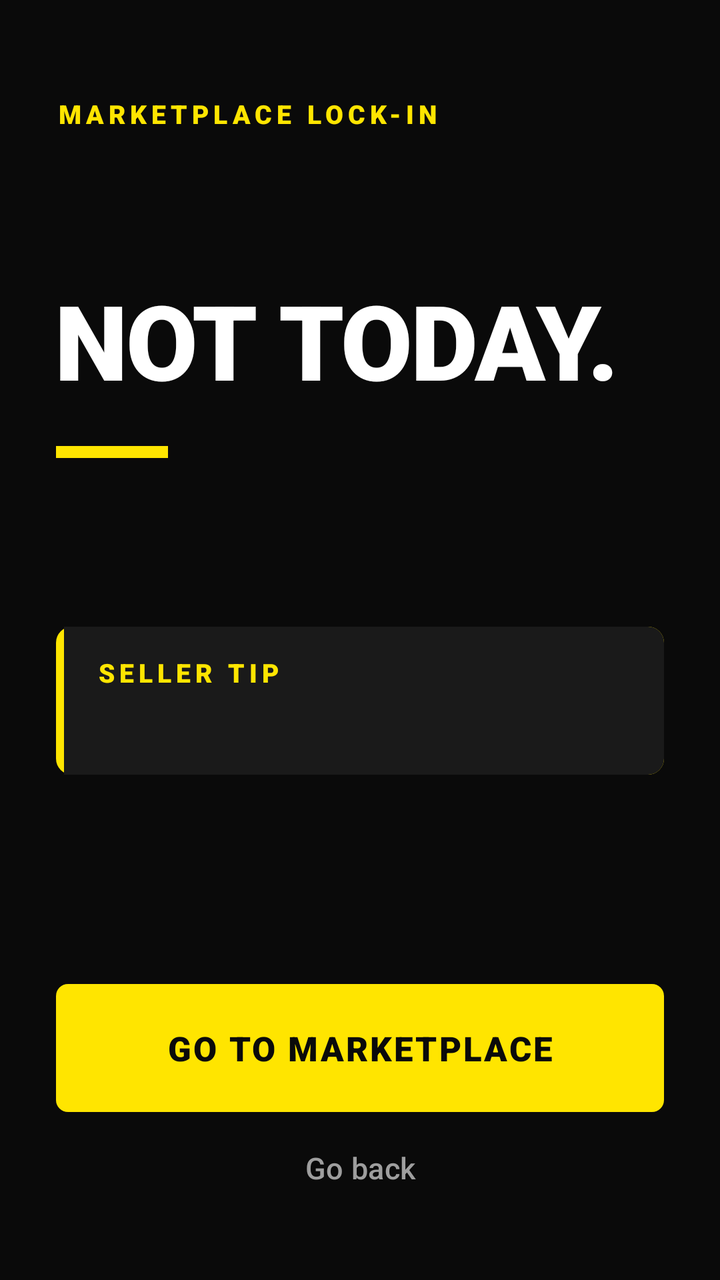
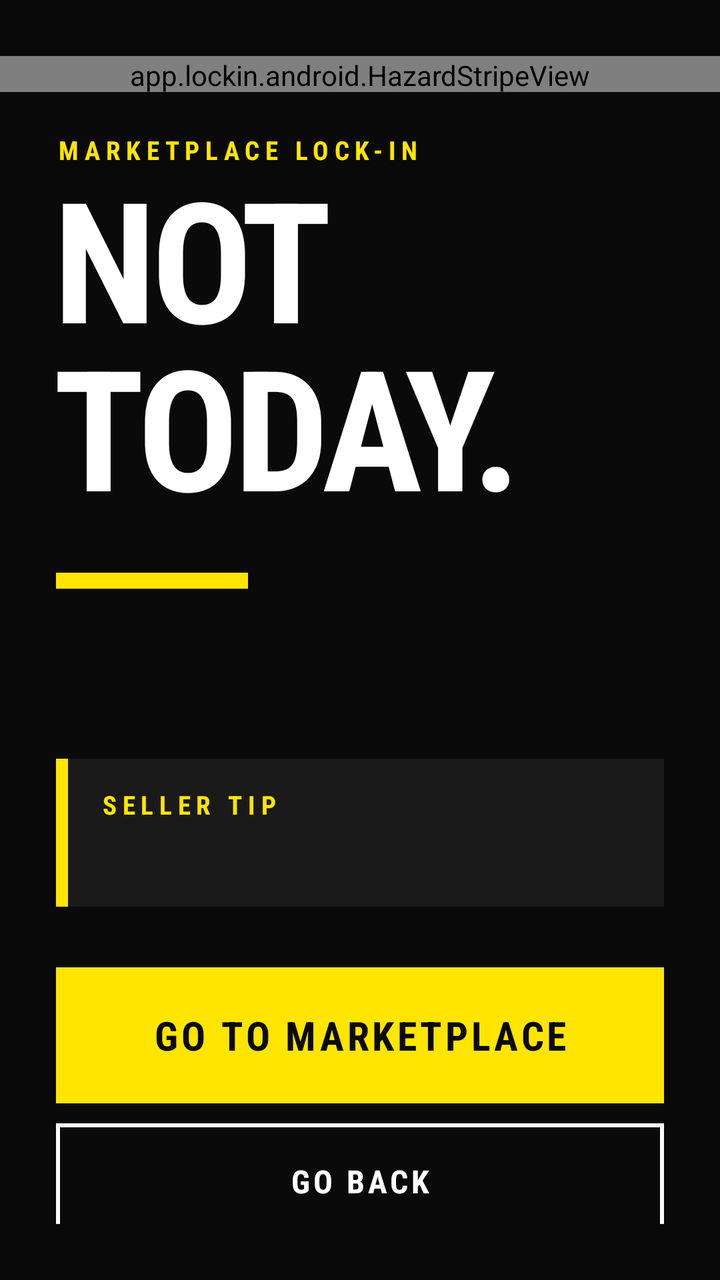

The first picture is an Android layout as it rendered before a commit; the second is the same layout after the commit. The layout source and the unified diff follow.
<!-- AndroidManifest.xml: application theme Theme.LockIn -->
<!-- res/layout/block_overlay.xml -->
<?xml version="1.0" encoding="utf-8"?>
<LinearLayout xmlns:android="http://schemas.android.com/apk/res/android"
    android:layout_width="match_parent"
    android:layout_height="match_parent"
    android:background="@color/ink"
    android:orientation="vertical"
    android:paddingStart="@dimen/overlay_padding"
    android:paddingTop="48dp"
    android:paddingEnd="@dimen/overlay_padding"
    android:paddingBottom="32dp">

    <TextView
        style="@style/LockIn.Label"
        android:layout_width="wrap_content"
        android:layout_height="wrap_content"
        android:text="@string/app_label_caps" />

    
    <Space
        android:layout_width="match_parent"
        android:layout_height="0dp"
        android:layout_weight="1" />

    <LinearLayout
        android:id="@+id/message_block"
        android:layout_width="match_parent"
        android:layout_height="wrap_content"
        android:orientation="vertical">

        <TextView
            android:id="@+id/headline_text"
            style="@style/LockIn.Headline"
            android:layout_width="match_parent"
            android:layout_height="wrap_content"
            android:text="@string/overlay_title" />

        <View
            android:layout_width="@dimen/accent_bar_width"
            android:layout_height="@dimen/accent_bar_height"
            android:layout_marginTop="20dp"
            android:background="@drawable/accent_bar" />

        <TextView
            android:id="@+id/quote_text"
            android:layout_width="match_parent"
            android:layout_height="wrap_content"
            android:layout_marginTop="20dp"
            android:fontFamily="sans-serif-medium"
            android:lineSpacingMultiplier="1.1"
            android:textColor="@color/text_primary"
            android:textSize="@dimen/overlay_quote_size" />

        <LinearLayout
            android:layout_width="match_parent"
            android:layout_height="wrap_content"
            android:layout_marginTop="32dp"
            android:background="@drawable/tip_card_background"
            android:orientation="vertical"
            android:paddingStart="20dp"
            android:paddingTop="14dp"
            android:paddingEnd="16dp"
            android:paddingBottom="16dp">

            <TextView
                style="@style/LockIn.Label"
                android:layout_width="wrap_content"
                android:layout_height="wrap_content"
                android:text="@string/overlay_tip_label" />

            <TextView
                android:id="@+id/tip_text"
                android:layout_width="match_parent"
                android:layout_height="wrap_content"
                android:layout_marginTop="6dp"
                android:lineSpacingMultiplier="1.1"
                android:textColor="@color/text_muted"
                android:textSize="15sp" />
        </LinearLayout>
    </LinearLayout>

    <Space
        android:layout_width="match_parent"
        android:layout_height="0dp"
        android:layout_weight="1" />

    <TextView
        android:id="@+id/count_text"
        android:layout_width="match_parent"
        android:layout_height="wrap_content"
        android:layout_marginBottom="12dp"
        android:fontFamily="sans-serif-medium"
        android:gravity="center"
        android:letterSpacing="0.08"
        android:textAllCaps="true"
        android:textColor="@color/text_muted"
        android:textSize="12sp" />

    <com.google.android.material.button.MaterialButton
        android:id="@+id/go_marketplace"
        style="@style/LockIn.Button.Primary"
        android:layout_width="match_parent"
        android:layout_height="wrap_content"
        android:text="@string/overlay_go_marketplace" />

    <com.google.android.material.button.MaterialButton
        android:id="@+id/go_back"
        style="@style/LockIn.Button.Text"
        android:layout_width="match_parent"
        android:layout_height="wrap_content"
        android:layout_marginTop="4dp"
        android:text="@string/overlay_go_back" />
</LinearLayout>
<!-- resources referenced by this layout -->
<resources>
  <dimen name="accent_bar_height">6dp</dimen>
  <dimen name="accent_bar_width">56dp</dimen>
  <dimen name="overlay_quote_size">24sp</dimen>
  <!-- drawable accent_bar (drawable) -->
  <?xml version="1.0" encoding="utf-8"?>
  <shape xmlns:android="http://schemas.android.com/apk/res/android" android:shape="rectangle">
      <solid android:color="@color/accent" />
  </shape>
  <!-- drawable tip_card_background (drawable) -->
  <?xml version="1.0" encoding="utf-8"?>
  <layer-list xmlns:android="http://schemas.android.com/apk/res/android">
      <item>
          <shape android:shape="rectangle">
              <solid android:color="@color/accent" />
              <corners android:radius="8dp" />
          </shape>
      </item>
      <item android:left="4dp">
          <shape android:shape="rectangle">
              <solid android:color="@color/surface" />
              <corners android:topRightRadius="8dp" android:bottomRightRadius="8dp" />
          </shape>
      </item>
  </layer-list>
  <style name="LockIn.Button.Primary" parent="Widget.Material3.Button">
          <item name="android:minHeight">64dp</item>
          <item name="android:insetTop">0dp</item>
          <item name="android:insetBottom">0dp</item>
          <item name="backgroundTint">@color/accent</item>
          <item name="android:textColor">@color/on_accent</item>
          <item name="android:textSize">17sp</item>
          <item name="android:fontFamily">sans-serif-black</item>
          <item name="android:letterSpacing">0.06</item>
          <item name="android:textAllCaps">true</item>
          <item name="cornerRadius">6dp</item>
      </style>
  <style name="LockIn.Button.Text" parent="Widget.Material3.Button.TextButton">
          <item name="android:textColor">@color/text_muted</item>
          <item name="android:textSize">15sp</item>
          <item name="android:fontFamily">sans-serif-medium</item>
          <item name="android:textAllCaps">false</item>
      </style>
  <style name="LockIn.Headline" parent="">
          <item name="android:textColor">@color/text_primary</item>
          <item name="android:textSize">52sp</item>
          <item name="android:fontFamily">sans-serif-black</item>
          <item name="android:letterSpacing">-0.02</item>
          <item name="android:lineSpacingMultiplier">0.9</item>
          <item name="android:includeFontPadding">false</item>
      </style>
  <style name="LockIn.Label" parent="">
          <item name="android:textColor">@color/accent</item>
          <item name="android:textSize">13sp</item>
          <item name="android:fontFamily">sans-serif-black</item>
          <item name="android:letterSpacing">0.18</item>
          <item name="android:textAllCaps">true</item>
      </style>
  <style name="Theme.LockIn" parent="Theme.Material3.Dark.NoActionBar">
          <item name="colorPrimary">@color/accent</item>
          <item name="colorOnPrimary">@color/on_accent</item>
          <item name="colorSecondary">@color/accent</item>
          <item name="colorSurface">@color/ink</item>
          <item name="colorOnSurface">@color/text_primary</item>
          <item name="android:colorBackground">@color/ink</item>
          <item name="android:windowBackground">@color/ink</item>
          <item name="android:statusBarColor">@color/ink</item>
          <item name="android:navigationBarColor">@color/ink</item>
          <item name="android:textColorPrimary">@color/text_primary</item>
          <item name="colorControlActivated">@color/accent</item>
          <item name="android:textColorHighlight">#66FFE500</item>
      </style>
  <!-- unchanged entries left out for length: 12 -->
</resources>

<!-- the commit's change to res/layout/block_overlay.xml (unified diff, before → after) -->
@@ -3,110 +3,121 @@
     android:layout_width="match_parent"
     android:layout_height="match_parent"
     android:background="@color/ink"
-    android:orientation="vertical"
-    android:paddingStart="@dimen/overlay_padding"
-    android:paddingTop="48dp"
-    android:paddingEnd="@dimen/overlay_padding"
-    android:paddingBottom="32dp">
+    android:orientation="vertical">
 
-    <TextView
-        style="@style/LockIn.Label"
-        android:layout_width="wrap_content"
-        android:layout_height="wrap_content"
-        android:text="@string/app_label_caps" />
+    <app.lockin.android.HazardStripeView
+        android:layout_width="match_parent"
+        android:layout_height="18dp"
+        android:layout_marginTop="28dp" />
 
-    
-    <Space
+    <LinearLayout
         android:layout_width="match_parent"
         android:layout_height="0dp"
-        android:layout_weight="1" />
-
-    <LinearLayout
-        android:id="@+id/message_block"
-        android:layout_width="match_parent"
-        android:layout_height="wrap_content"
-        android:orientation="vertical">
+        android:layout_weight="1"
+        android:orientation="vertical"
+        android:paddingStart="@dimen/overlay_padding"
+        android:paddingTop="20dp"
+        android:paddingEnd="@dimen/overlay_padding"
+        android:paddingBottom="28dp">
 
         <TextView
-            android:id="@+id/headline_text"
-            style="@style/LockIn.Headline"
+            style="@style/LockIn.Label"
+            android:layout_width="wrap_content"
+            android:layout_height="wrap_content"
+            android:text="@string/app_label_caps" />
+
+        <Space
+            android:layout_width="match_parent"
+            android:layout_height="0dp"
+            android:layout_weight="1" />
+
+        <LinearLayout
+            android:id="@+id/message_block"
             android:layout_width="match_parent"
             android:layout_height="wrap_content"
-            android:text="@string/overlay_title" />
+            android:orientation="vertical">
 
-        <View
-            android:layout_width="@dimen/accent_bar_width"
-            android:layout_height="@dimen/accent_bar_height"
-            android:layout_marginTop="20dp"
-            android:background="@drawable/accent_bar" />
+            <TextView
+                android:id="@+id/headline_text"
+                style="@style/LockIn.Headline"
+                android:layout_width="match_parent"
+                android:layout_height="wrap_content"
+                android:text="@string/overlay_title"
+                android:textSize="84sp" />
+
+            <View
+                android:layout_width="96dp"
+                android:layout_height="8dp"
+                android:layout_marginTop="20dp"
+                android:background="@drawable/accent_bar" />
+
+            <TextView
+                android:id="@+id/quote_text"
+                android:layout_width="match_parent"
+                android:layout_height="wrap_content"
+                android:layout_marginTop="22dp"
+                android:fontFamily="sans-serif-condensed"
+                android:lineSpacingMultiplier="1.05"
+                android:textColor="@color/text_primary"
+                android:textSize="26sp"
+                android:textStyle="bold" />
+
+            <LinearLayout
+                android:layout_width="match_parent"
+                android:layout_height="wrap_content"
+                android:layout_marginTop="28dp"
+                android:background="@drawable/tip_card_background"
+                android:orientation="vertical"
+                android:paddingStart="22dp"
+                android:paddingTop="14dp"
+                android:paddingEnd="16dp"
+                android:paddingBottom="16dp">
+
+                <TextView
+                    style="@style/LockIn.Label"
+                    android:layout_width="wrap_content"
+                    android:layout_height="wrap_content"
+                    android:text="@string/overlay_tip_label" />
+
+                <TextView
+                    android:id="@+id/tip_text"
+                    android:layout_width="match_parent"
+                    android:layout_height="wrap_content"
+                    android:layout_marginTop="6dp"
+                    android:lineSpacingMultiplier="1.1"
+                    android:textColor="@color/text_muted"
+                    android:textSize="15sp" />
+            </LinearLayout>
+        </LinearLayout>
+
+        <Space
+            android:layout_width="match_parent"
+            android:layout_height="0dp"
+            android:layout_weight="1" />
 
         <TextView
-            android:id="@+id/quote_text"
+            android:id="@+id/count_text"
+            style="@style/LockIn.Label"
             android:layout_width="match_parent"
             android:layout_height="wrap_content"
-            android:layout_marginTop="20dp"
-            android:fontFamily="sans-serif-medium"
-            android:lineSpacingMultiplier="1.1"
-            android:textColor="@color/text_primary"
-            android:textSize="@dimen/overlay_quote_size" />
+            android:layout_marginBottom="14dp"
+            android:gravity="center"
+            android:textColor="@color/text_muted"
+            android:textSize="12sp" />
 
-        <LinearLayout
+        <com.google.android.material.button.MaterialButton
+            android:id="@+id/go_marketplace"
+            style="@style/LockIn.Button.Primary"
             android:layout_width="match_parent"
             android:layout_height="wrap_content"
-            android:layout_marginTop="32dp"
-            android:background="@drawable/tip_card_background"
-            android:orientation="vertical"
-            android:paddingStart="20dp"
-            android:paddingTop="14dp"
-            android:paddingEnd="16dp"
-            android:paddingBottom="16dp">
+            android:text="@string/overlay_go_marketplace" />
 
-            <TextView
-                style="@style/LockIn.Label"
-                android:layout_width="wrap_content"
-                android:layout_height="wrap_content"
-                android:text="@string/overlay_tip_label" />
-
-            <TextView
-                android:id="@+id/tip_text"
-                android:layout_width="match_parent"
-                android:layout_height="wrap_content"
-                android:layout_marginTop="6dp"
-                android:lineSpacingMultiplier="1.1"
-                android:textColor="@color/text_muted"
-                android:textSize="15sp" />
-        </LinearLayout>
+        <com.google.android.material.button.MaterialButton
+            android:id="@+id/go_back"
+            style="@style/LockIn.Button.Outline"
+            android:layout_width="match_parent"
+            android:layout_height="wrap_content"
+            android:layout_marginTop="10dp"
+            android:text="@string/overlay_go_back" />
     </LinearLayout>
-
-    <Space
-        android:layout_width="match_parent"
-        android:layout_height="0dp"
-        android:layout_weight="1" />
-
-    <TextView
-        android:id="@+id/count_text"
-        android:layout_width="match_parent"
-        android:layout_height="wrap_content"
-        android:layout_marginBottom="12dp"
-        android:fontFamily="sans-serif-medium"
-        android:gravity="center"
-        android:letterSpacing="0.08"
-        android:textAllCaps="true"
-        android:textColor="@color/text_muted"
-        android:textSize="12sp" />
-
-    <com.google.android.material.button.MaterialButton
-        android:id="@+id/go_marketplace"
-        style="@style/LockIn.Button.Primary"
-        android:layout_width="match_parent"
-        android:layout_height="wrap_content"
-        android:text="@string/overlay_go_marketplace" />
-
-    <com.google.android.material.button.MaterialButton
-        android:id="@+id/go_back"
-        style="@style/LockIn.Button.Text"
-        android:layout_width="match_parent"
-        android:layout_height="wrap_content"
-        android:layout_marginTop="4dp"
-        android:text="@string/overlay_go_back" />
 </LinearLayout>
<!-- resource entries referenced after the edit -->
@@ -1,63 +1,72 @@
 <!-- resources referenced by this layout -->
 <resources>
-  <dimen name="accent_bar_height">6dp</dimen>
-  <dimen name="accent_bar_width">56dp</dimen>
-  <dimen name="overlay_quote_size">24sp</dimen>
   <!-- drawable accent_bar (drawable) -->
   <?xml version="1.0" encoding="utf-8"?>
   <shape xmlns:android="http://schemas.android.com/apk/res/android" android:shape="rectangle">
-      <solid android:color="@color/accent" />
+      <solid android:color="?attr/lockinAccent" />
   </shape>
   <!-- drawable tip_card_background (drawable) -->
   <?xml version="1.0" encoding="utf-8"?>
   <layer-list xmlns:android="http://schemas.android.com/apk/res/android">
       <item>
           <shape android:shape="rectangle">
-              <solid android:color="@color/accent" />
-              <corners android:radius="8dp" />
+              <solid android:color="?attr/lockinAccent" />
           </shape>
       </item>
-      <item android:left="4dp">
+      <item android:left="6dp">
           <shape android:shape="rectangle">
               <solid android:color="@color/surface" />
-              <corners android:topRightRadius="8dp" android:bottomRightRadius="8dp" />
           </shape>
       </item>
   </layer-list>
-  <style name="LockIn.Button.Primary" parent="Widget.Material3.Button">
-          <item name="android:minHeight">64dp</item>
+  <style name="LockIn.Button.Outline" parent="Widget.Material3.Button.OutlinedButton">
+          <item name="android:minHeight">58dp</item>
           <item name="android:insetTop">0dp</item>
           <item name="android:insetBottom">0dp</item>
-          <item name="backgroundTint">@color/accent</item>
-          <item name="android:textColor">@color/on_accent</item>
-          <item name="android:textSize">17sp</item>
-          <item name="android:fontFamily">sans-serif-black</item>
-          <item name="android:letterSpacing">0.06</item>
+          <item name="android:textColor">@color/text_primary</item>
+          <item name="strokeColor">@color/text_primary</item>
+          <item name="strokeWidth">2dp</item>
+          <item name="android:textSize">16sp</item>
+          <item name="android:fontFamily">sans-serif-condensed</item>
+          <item name="android:textStyle">bold</item>
           <item name="android:textAllCaps">true</item>
-          <item name="cornerRadius">6dp</item>
+          <item name="android:letterSpacing">0.1</item>
+          <item name="cornerRadius">0dp</item>
       </style>
-  <style name="LockIn.Button.Text" parent="Widget.Material3.Button.TextButton">
-          <item name="android:textColor">@color/text_muted</item>
-          <item name="android:textSize">15sp</item>
-          <item name="android:fontFamily">sans-serif-medium</item>
-          <item name="android:textAllCaps">false</item>
+  <style name="LockIn.Button.Primary" parent="Widget.Material3.Button">
+          <item name="android:minHeight">68dp</item>
+          <item name="android:insetTop">0dp</item>
+          <item name="android:insetBottom">0dp</item>
+          <item name="backgroundTint">?attr/lockinAccent</item>
+          <item name="android:textColor">?attr/lockinOnAccent</item>
+          <item name="android:textSize">20sp</item>
+          <item name="android:fontFamily">sans-serif-condensed</item>
+          <item name="android:textStyle">bold</item>
+          <item name="android:letterSpacing">0.08</item>
+          <item name="android:textAllCaps">true</item>
+          <item name="cornerRadius">0dp</item>
       </style>
   <style name="LockIn.Headline" parent="">
           <item name="android:textColor">@color/text_primary</item>
-          <item name="android:textSize">52sp</item>
-          <item name="android:fontFamily">sans-serif-black</item>
-          <item name="android:letterSpacing">-0.02</item>
-          <item name="android:lineSpacingMultiplier">0.9</item>
+          <item name="android:textSize">76sp</item>
+          <item name="android:fontFamily">sans-serif-condensed</item>
+          <item name="android:textStyle">bold</item>
+          <item name="android:letterSpacing">-0.03</item>
+          <item name="android:lineSpacingMultiplier">0.85</item>
           <item name="android:includeFontPadding">false</item>
+          <item name="android:textAllCaps">true</item>
       </style>
   <style name="LockIn.Label" parent="">
-          <item name="android:textColor">@color/accent</item>
+          <item name="android:textColor">?attr/lockinAccent</item>
           <item name="android:textSize">13sp</item>
-          <item name="android:fontFamily">sans-serif-black</item>
-          <item name="android:letterSpacing">0.18</item>
+          <item name="android:fontFamily">sans-serif-condensed</item>
+          <item name="android:textStyle">bold</item>
+          <item name="android:letterSpacing">0.22</item>
           <item name="android:textAllCaps">true</item>
       </style>
   <style name="Theme.LockIn" parent="Theme.Material3.Dark.NoActionBar">
+          <item name="lockinAccent">@color/accent</item>
+          <item name="lockinOnAccent">@color/on_accent</item>
           <item name="colorPrimary">@color/accent</item>
           <item name="colorOnPrimary">@color/on_accent</item>
           <item name="colorSecondary">@color/accent</item>
@@ -69,7 +78,15 @@
           <item name="android:navigationBarColor">@color/ink</item>
           <item name="android:textColorPrimary">@color/text_primary</item>
           <item name="colorControlActivated">@color/accent</item>
-          <item name="android:textColorHighlight">#66FFE500</item>
+          <item name="shapeAppearanceCornerExtraSmall">@style/LockIn.Shape.Sharp</item>
+          <item name="shapeAppearanceCornerSmall">@style/LockIn.Shape.Sharp</item>
+          <item name="shapeAppearanceCornerMedium">@style/LockIn.Shape.Sharp</item>
+          <item name="shapeAppearanceCornerLarge">@style/LockIn.Shape.Sharp</item>
+          <item name="shapeAppearanceCornerExtraLarge">@style/LockIn.Shape.Sharp</item>
+      </style>
+  <style name="LockIn.Shape.Sharp" parent="">
+          <item name="cornerFamily">cut</item>
+          <item name="cornerSize">0dp</item>
       </style>
   <!-- unchanged entries left out for length: 12 -->
 </resources>
